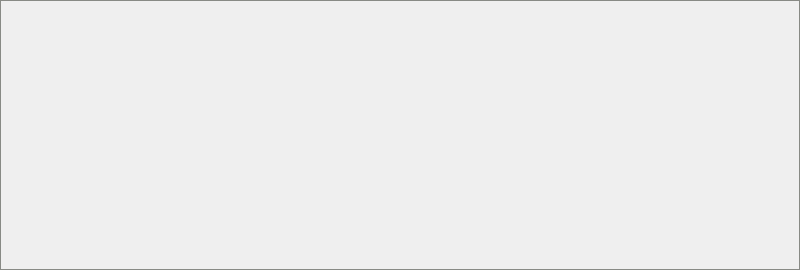
Above: GUI/Components/plotAxis/plotaxis.ui from FedericoBaldi/Covid-Mechanical-Ventilator before the change. Below: the same form after it.
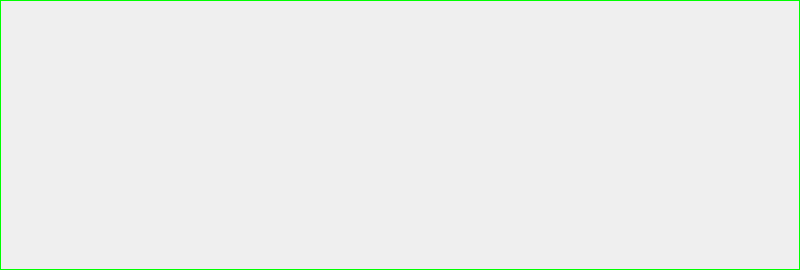
That is the form after the change.

Diff of the .ui file:
```diff
--- a/GUI/Components/plotAxis/plotaxis.ui
+++ b/GUI/Components/plotAxis/plotaxis.ui
@@ -11,7 +11,7 @@
    </rect>
   </property>
   <property name="styleSheet">
-   <string notr="true">QWidget#PlotAxis{border:1px solid  rgb(136, 138, 133);}</string>
+   <string notr="true">QWidget#PlotAxis{border:1px solid  rgb(0, 255, 0);}</string>
   </property>
   <widget class="QWidget" name="verticalLayoutWidget">
    <property name="geometry">
```
